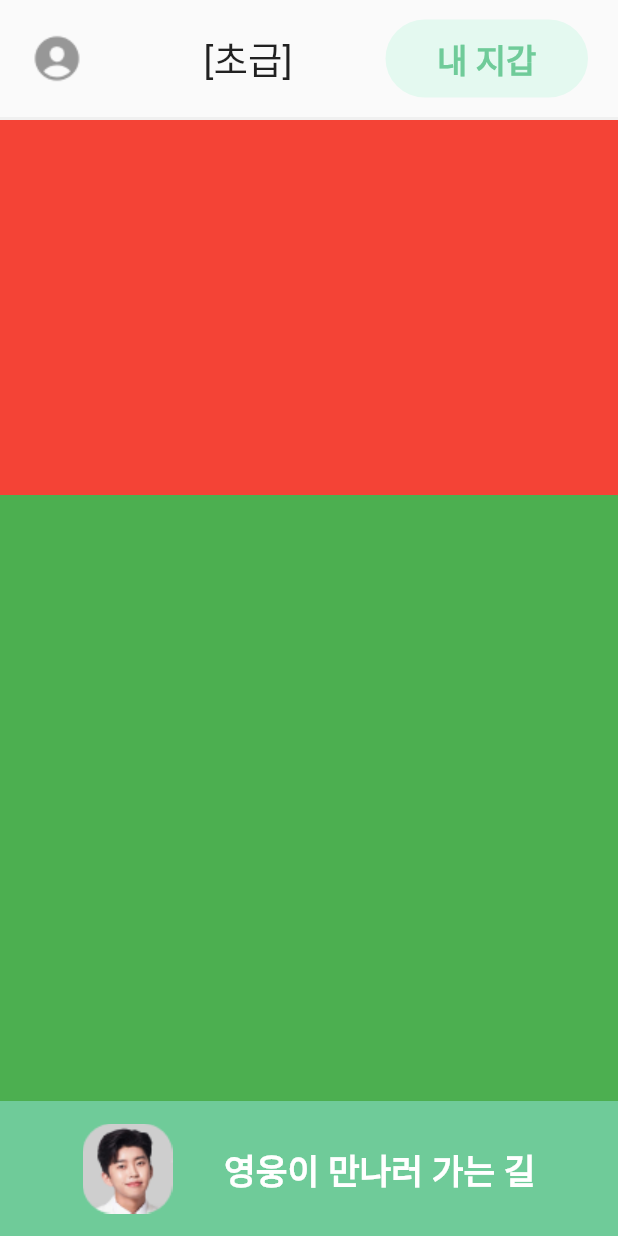
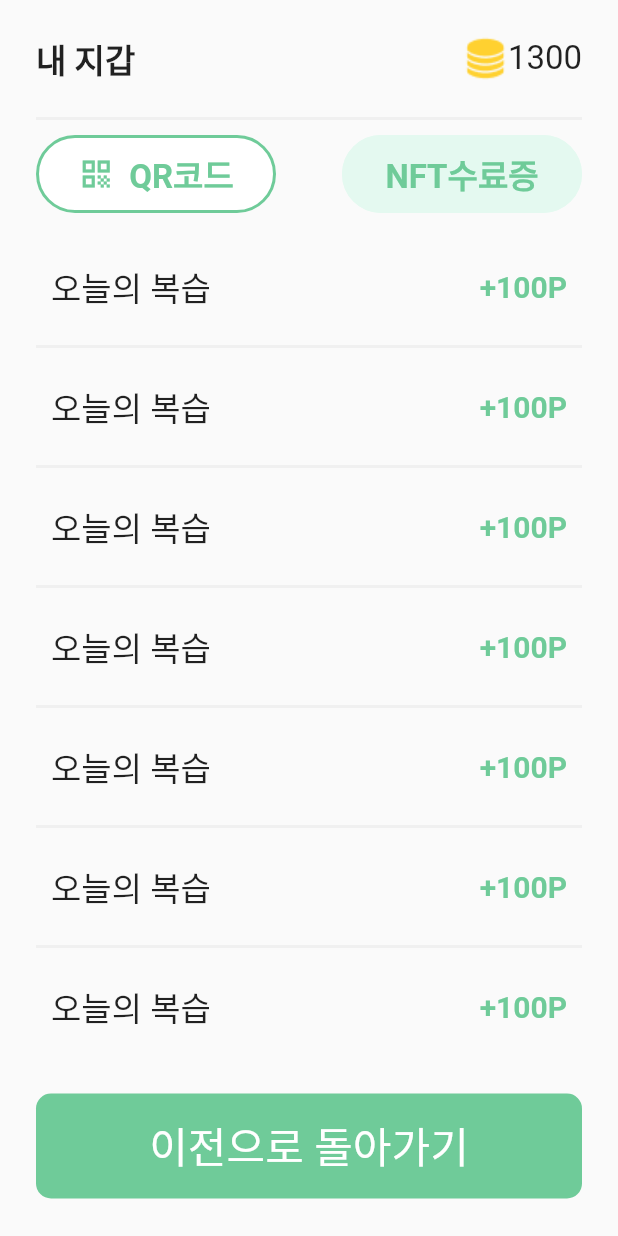
Before and after one commit to ggalmury/AITutor, a Flutter app: the Home screen opened directly with empty values, after a tap on "내 지갑", on a phone screen of 412 x 824 dp. Run offline on Flutter 3.47's test engine with Material 2 defaults, Android fonts, the phone set to English and light mode, and no system bars; our stand-ins replace bloc, equatable, flutter_bloc, flutter_dotenv, flutter_tts, logger and 2 more; accounts and stored records are empty.

Commit message:
화면 구현중

```diff
--- /dev/null
+++ b/lib/bloc/cash_stack_bloc.dart
@@ -0,0 +1,22 @@
+import 'package:bloc/bloc.dart';
+import 'package:equatable/equatable.dart';
+
+class CashStackBloc extends Bloc<DefaultCashStackEvent, int> {
+  CashStackBloc() : super(13) {
+    on<DefaultCashStackEvent>((event, emit) {
+      if (event is IncreaseCashStackEvent) {
+        emit(state + 1);
+      }
+    });
+  }
+}
+
+// event
+abstract class DefaultCashStackEvent extends Equatable {}
+
+class IncreaseCashStackEvent extends DefaultCashStackEvent {
+  IncreaseCashStackEvent();
+
+  @override
+  List<Object> get props => [];
+}
--- a/lib/main.dart
+++ b/lib/main.dart
@@ -1,7 +1,7 @@
 import 'package:ai_tutor/apis/gpt_api.dart';
+import 'package:ai_tutor/bloc/cash_stack_bloc.dart';
 import 'package:ai_tutor/bloc/chat_bloc.dart';
 import 'package:ai_tutor/bloc/stt_bloc.dart';
-import 'package:ai_tutor/screens/ai_chat.dart';
 import 'package:ai_tutor/screens/login.dart';
 import 'package:ai_tutor/utils/helpers/tts_provider.dart';
 import 'package:flutter/material.dart';
@@ -36,7 +36,8 @@ class MainApp extends StatelessWidget {
         BlocProvider(create: (context) => SttBloc()),
         BlocProvider(
           create: (context) => ChatBloc(context.read<GPTApi>()),
-        )
+        ),
+        BlocProvider(create: (context) => CashStackBloc())
       ], child: const MaterialApp(home: Login())),
     );
   }
--- a/lib/screens/ai_chat.dart
+++ b/lib/screens/ai_chat.dart
@@ -13,10 +13,13 @@ class AiChat extends StatefulWidget {
 
 class _AiChatState extends State<AiChat> {
   @override
-  void didChangeDependencies() {
-    super.didChangeDependencies();
+  void initState() {
+    super.initState();
 
-    SttProvider().injectBloc(context.read<SttBloc>(), context.read<ChatBloc>());
+    WidgetsBinding.instance.addPostFrameCallback((_) {
+      SttProvider()
+          .injectBloc(context.read<SttBloc>(), context.read<ChatBloc>());
+    });
   }
 
   @override
--- a/lib/screens/home.dart
+++ b/lib/screens/home.dart
@@ -1,3 +1,5 @@
+import 'package:ai_tutor/screens/ai_chat.dart';
+import 'package:ai_tutor/screens/wallet.dart';
 import 'package:ai_tutor/utils/custom/custom_color.dart';
 import 'package:ai_tutor/widgets/atoms/option_btn.dart';
 import 'package:flutter/material.dart';
@@ -12,6 +14,38 @@ class Home extends StatefulWidget {
 }
 
 class _HomeState extends State<Home> {
+  Widget _selectBox(String path, String text, Widget destination) {
+    return GestureDetector(
+        onTap: () {
+          Navigator.push<void>(
+              context,
+              MaterialPageRoute<void>(
+                  builder: (BuildContext context) => destination));
+        },
+        child: Container(
+            decoration: BoxDecoration(
+                color: const Color(0xFFFAFAFA),
+                border: Border.all(color: const Color(0xFFF5F5F5), width: 2),
+                borderRadius: const BorderRadius.all(Radius.circular(20))),
+            child: Center(
+                child: Column(
+                    mainAxisAlignment: MainAxisAlignment.spaceEvenly,
+                    children: [
+                  Image.asset(path),
+                  Text(text,
+                      style: const TextStyle(
+                          fontSize: 20, fontWeight: FontWeight.bold),
+                      textAlign: TextAlign.center)
+                ]))));
+  }
+
+  void _onWalletBtnPressed() {
+    Navigator.push<void>(
+        context,
+        MaterialPageRoute<void>(
+            builder: (BuildContext context) => const Wallet()));
+  }
+
   @override
   Widget build(BuildContext context) {
     return Scaffold(
@@ -28,12 +62,12 @@ class _HomeState extends State<Home> {
                   mainAxisAlignment: MainAxisAlignment.spaceBetween,
                   children: [
                     SizedBox(
-                      width: 175,
+                      width: 180,
                       child: Row(
                           mainAxisAlignment: MainAxisAlignment.spaceBetween,
                           children: [
                             Image.asset("assets/images/person-circle.png"),
-                            Text("${widget.name}[초급]",
+                            Text("${widget.name} [초급]",
                                 style: const TextStyle(fontSize: 25))
                           ]),
                     ),
@@ -41,13 +75,43 @@ class _HomeState extends State<Home> {
                         title: "내 지갑",
                         backgroundColor: CustomColor.whiteMint,
                         foregroundColor: CustomColor.mint,
-                        onPressed: () {})
+                        borderColor: CustomColor.whiteMint,
+                        width: 135,
+                        onPressed: _onWalletBtnPressed)
                   ]))),
       Expanded(
-          child: Column(children: [
-        Container(color: Colors.red, height: 250),
-        Expanded(child: Container(color: Colors.green))
-      ])),
+          child: Padding(
+        padding: const EdgeInsets.symmetric(horizontal: 30),
+        child: Column(children: [
+          SizedBox(
+            height: 250,
+            child: Stack(children: [
+              const Positioned(
+                  top: 20,
+                  child: Text("원하시는 메뉴를 \n선택해보세요!",
+                      style: TextStyle(fontSize: 22),
+                      textAlign: TextAlign.left)),
+              Positioned(
+                  top: 60,
+                  right: 0,
+                  child: Image.asset("assets/images/Group.png")),
+            ]),
+          ),
+          Expanded(
+              child: GridView(
+            gridDelegate: const SliverGridDelegateWithFixedCrossAxisCount(
+                crossAxisCount: 2, crossAxisSpacing: 30, mainAxisSpacing: 30),
+            children: [
+              _selectBox("assets/images/main1.png", "복습하기\n", const AiChat()),
+              _selectBox(
+                  "assets/images/main2.png", "AI티쳐와\n수다떨기", const AiChat()),
+              _selectBox("assets/images/main3.png", "두뇌훈련\n게임", const AiChat()),
+              _selectBox(
+                  "assets/images/main4.png", "선생님과\n상담하기", const AiChat())
+            ],
+          ))
+        ]),
+      )),
       Container(
           color: CustomColor.mint,
           height: 90,
--- a/lib/screens/login.dart
+++ b/lib/screens/login.dart
@@ -3,7 +3,7 @@ import 'package:ai_tutor/widgets/atoms/login_input.dart';
 import 'package:ai_tutor/widgets/atoms/submit_btn.dart';
 import 'package:flutter/material.dart';
 
-import 'Home.dart';
+import 'home.dart';
 
 class Login extends StatefulWidget {
   final TextStyle _titleFontStyle = const TextStyle(
@@ -22,7 +22,7 @@ class _LoginState extends State<Login> {
   bool? isValidAccount;
 
   void _onLogigBtnPress() {
-    if (_nameController.text == "권순희" && _telController.text == "1234") {
+    if (_nameController.text == "이재윤" && _telController.text == "1234") {
       Navigator.push<void>(
           context,
           MaterialPageRoute<void>(
@@ -54,6 +54,7 @@ class _LoginState extends State<Login> {
   Widget build(BuildContext context) {
     return Scaffold(
       resizeToAvoidBottomInset: false,
+      backgroundColor: const Color(0xFFFFFFFF),
       body: SafeArea(
           child: Padding(
         padding: const EdgeInsets.symmetric(horizontal: 20),
--- /dev/null
+++ b/lib/screens/wallet.dart
@@ -0,0 +1,152 @@
+import 'package:ai_tutor/bloc/cash_stack_bloc.dart';
+import 'package:ai_tutor/widgets/atoms/option_btn.dart';
+import 'package:ai_tutor/widgets/atoms/submit_btn.dart';
+import 'package:flutter/material.dart';
+import 'package:flutter_bloc/flutter_bloc.dart';
+
+import '../utils/custom/custom_color.dart';
+
+class Wallet extends StatefulWidget {
+  const Wallet({super.key});
+
+  @override
+  State<Wallet> createState() => _WalletState();
+}
+
+class _WalletState extends State<Wallet> {
+  void _onPrevBtnPressed() {
+    Navigator.pop(context);
+  }
+
+  void _lessStampDialog() {
+    showDialog(
+        context: context,
+        builder: (context) {
+          return Dialog(
+            shape: const RoundedRectangleBorder(
+              borderRadius: BorderRadius.all(Radius.circular(20)),
+            ),
+            child: SizedBox(
+              width: 320,
+              height: 320,
+              child: Stack(
+                children: [
+                  Positioned(
+                    right: 0,
+                    child: IconButton(
+                      icon: const Icon(Icons.close),
+                      onPressed: () {
+                        Navigator.of(context).pop(); // Dialog 닫기
+                      },
+                    ),
+                  ),
+                  Positioned(
+                      top: 50,
+                      child: Column(
+                        crossAxisAlignment: CrossAxisAlignment.center,
+                        children: [
+                          BlocBuilder<CashStackBloc, int>(
+                            builder: (context, state) {
+                              return Text("칭찬도장 갯수 : $state/14");
+                            },
+                          )
+                        ],
+                      ))
+                ],
+              ),
+            ),
+          );
+        });
+  }
+
+  @override
+  Widget build(BuildContext context) {
+    return Scaffold(
+        body: SafeArea(
+            child: Padding(
+      padding: const EdgeInsets.symmetric(horizontal: 24),
+      child: Column(children: [
+        Container(
+            decoration: const BoxDecoration(
+                border: Border(
+                    bottom:
+                        BorderSide(color: CustomColor.whiteGrey, width: 2))),
+            height: 80,
+            child: Row(
+                mainAxisAlignment: MainAxisAlignment.spaceBetween,
+                children: [
+                  const Text("내 지갑",
+                      style:
+                          TextStyle(fontSize: 22, fontWeight: FontWeight.bold)),
+                  Row(children: [
+                    Image.asset("assets/images/gold.png"),
+                    BlocBuilder<CashStackBloc, int>(
+                      builder: (context, state) {
+                        return Text((state * 100).toString(),
+                            style: const TextStyle(fontSize: 22));
+                      },
+                    )
+                  ])
+                ])),
+        const SizedBox(height: 10),
+        Row(
+          mainAxisAlignment: MainAxisAlignment.spaceBetween,
+          children: [
+            OptionBtn(
+                title: "QR코드",
+                backgroundColor: Colors.white,
+                foregroundColor: CustomColor.mint,
+                borderColor: CustomColor.mint,
+                width: 160,
+                icon: const Icon(Icons.qr_code),
+                onPressed: () {}),
+            OptionBtn(
+                title: "NFT수료증",
+                backgroundColor: CustomColor.whiteMint,
+                foregroundColor: CustomColor.mint,
+                borderColor: CustomColor.whiteMint,
+                width: 160,
+                onPressed: _lessStampDialog)
+          ],
+        ),
+        const SizedBox(height: 10),
+        Expanded(child: BlocBuilder<CashStackBloc, int>(
+          builder: (context, state) {
+            return ListView.builder(
+                itemCount: state,
+                itemBuilder: (context, index) {
+                  return Container(
+                    height: 80,
+                    decoration: const BoxDecoration(
+                        border: Border(
+                            bottom: BorderSide(
+                                color: CustomColor.whiteGrey, width: 2))),
+                    child: const Padding(
+                      padding: EdgeInsets.symmetric(horizontal: 10),
+                      child: Row(
+                          mainAxisAlignment: MainAxisAlignment.spaceBetween,
+                          children: [
+                            Text("오늘의 복습", style: TextStyle(fontSize: 22)),
+                            Text("+100P",
+                                style: TextStyle(
+                                    fontSize: 20,
+                                    color: CustomColor.mint,
+                                    fontWeight: FontWeight.bold))
+                          ]),
+                    ),
+                  );
+                });
+          },
+        )),
+        SizedBox(
+            height: 120,
+            child: Center(
+                child: SubmitBtn(
+                    height: 70,
+                    title: "이전으로 돌아가기",
+                    borderRadius: 10,
+                    onPressed: _onPrevBtnPressed)))
+      ]),
+    )));
+  }
+}
--- a/lib/utils/helpers/stt_provider.dart
+++ b/lib/utils/helpers/stt_provider.dart
@@ -7,8 +7,8 @@ import 'package:speech_to_text/speech_to_text.dart' as stt;
 class SttProvider {
   static final SttProvider _instance = SttProvider._internal();
   final stt.SpeechToText _speechToText = stt.SpeechToText();
-  late final SttBloc _sttBloc;
-  late final ChatBloc _chatBloc;
+  SttBloc? _sttBloc;
+  ChatBloc? _chatBloc;
 
   String text = "";
 
@@ -19,6 +19,8 @@ class SttProvider {
   }
 
   void injectBloc(SttBloc sttBloc, ChatBloc chatBloc) {
+    if (_instance._sttBloc != null && _instance._chatBloc != null) return;
+
     _instance._sttBloc = sttBloc;
     _instance._chatBloc = chatBloc;
   }
@@ -34,7 +36,7 @@ class SttProvider {
     );
 
     if (available) {
-      _sttBloc.add(StartListeningSttEvent());
+      _sttBloc!.add(StartListeningSttEvent());
 
       _speechToText.listen(
         onResult: (result) {
@@ -48,10 +50,10 @@ class SttProvider {
   void stopListening() {
     _speechToText.stop();
     Timer(const Duration(seconds: 1), () {
-      _sttBloc.add(OnListeningSttEvent(newText: text));
-      _chatBloc.add(MyNewChatEvent(myChat: text));
-      _chatBloc.add(AiNewChatEvent(myChat: text));
-      _sttBloc.add(InitSttEvent());
+      _sttBloc!.add(OnListeningSttEvent(newText: text));
+      _chatBloc!.add(MyNewChatEvent(myChat: text));
+      _chatBloc!.add(AiNewChatEvent(myChat: text));
+      _sttBloc!.add(InitSttEvent());
     });
   }
 }
--- a/lib/widgets/atoms/option_btn.dart
+++ b/lib/widgets/atoms/option_btn.dart
@@ -1,26 +1,32 @@
 import 'package:flutter/material.dart';
-
-import '../../utils/custom/custom_color.dart';
 
 class OptionBtn extends StatelessWidget {
   final String title;
   final Color backgroundColor;
   final Color foregroundColor;
+  final Color borderColor;
+  final double width;
+  final Icon? icon;
   final void Function() onPressed;
 
-  const OptionBtn(
-      {super.key,
-      required this.title,
-      required this.backgroundColor,
-      required this.foregroundColor,
-      required this.onPressed});
+  const OptionBtn({
+    Key? key,
+    required this.title,
+    required this.backgroundColor,
+    required this.foregroundColor,
+    required this.borderColor,
+    required this.width,
+    this.icon,
+    required this.onPressed,
+  }) : super(key: key);
 
   @override
   Widget build(BuildContext context) {
     return ElevatedButton(
       onPressed: onPressed,
       style: ElevatedButton.styleFrom(
-        minimumSize: const Size(135, 52),
+        side: BorderSide(width: 2, color: borderColor),
+        minimumSize: Size(width, 52),
         shape: RoundedRectangleBorder(
           borderRadius: BorderRadius.circular(30),
         ),
@@ -28,9 +34,15 @@ class OptionBtn extends StatelessWidget {
         backgroundColor: backgroundColor,
         foregroundColor: foregroundColor,
       ),
-      child: Text(
-        title,
-        style: const TextStyle(fontSize: 22, fontWeight: FontWeight.bold),
+      child: Row(
+        children: [
+          if (icon != null)
+            Row(children: [Icon(icon!.icon), const SizedBox(width: 10)]),
+          Text(
+            title,
+            style: const TextStyle(fontSize: 22, fontWeight: FontWeight.bold),
+          ),
+        ],
       ),
     );
   }
--- a/lib/widgets/atoms/submit_btn.dart
+++ b/lib/widgets/atoms/submit_btn.dart
@@ -27,7 +27,7 @@ class SubmitBtn extends StatelessWidget {
       ),
       child: Text(
         title,
-        style: const TextStyle(fontSize: 32),
+        style: const TextStyle(fontSize: 28),
       ),
     );
   }
--- a/pubspec.yaml
+++ b/pubspec.yaml
@@ -35,3 +35,8 @@ flutter:
     - assets/images/person-circle.png
     - assets/images/Group.png
     - assets/images/Lim.png
+    - assets/images/main1.png
+    - assets/images/main2.png
+    - assets/images/main3.png
+    - assets/images/main4.png
+    - assets/images/gold.png
```
Also changed, not shown: assets/images/gold.png (added), assets/images/main1.png (added), assets/images/main2.png (added), assets/images/main3.png (added), assets/images/main4.png (added).
